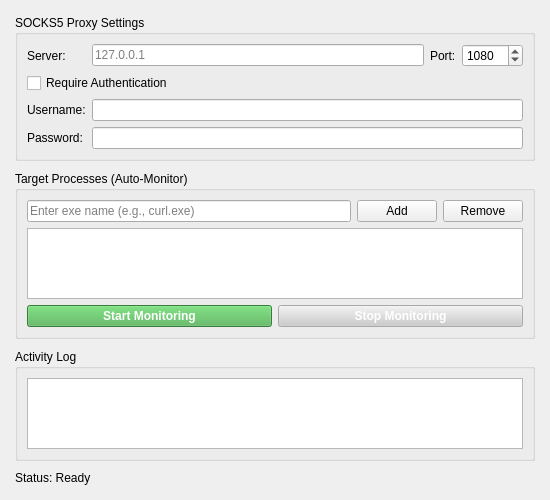
First picture: the form in launcher/MainWindow.ui, repository 4111y80y/OpenProxifier, before the edit.
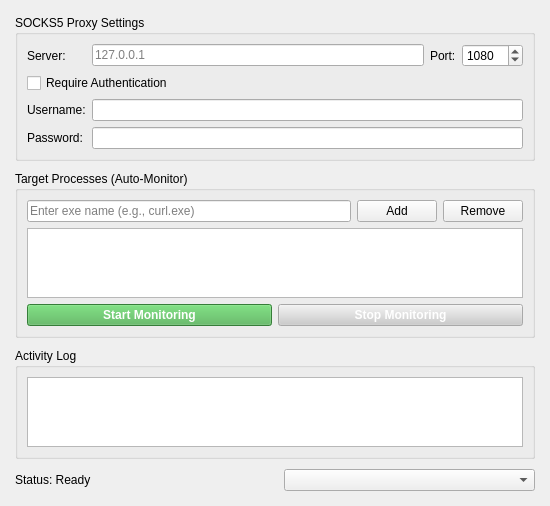
Second picture: the form after the edit.

Patch:
```diff
--- a/launcher/MainWindow.ui
+++ b/launcher/MainWindow.ui
@@ -200,11 +200,29 @@
      </widget>
     </item>
     <item>
+     <layout class="QHBoxLayout" name="statusLayout">
+      <item>
      <widget class="QLabel" name="statusLabel">
       <property name="text">
        <string>Status: Ready</string>
       </property>
      </widget>
+      </item>
+      <item>
+       <spacer name="horizontalSpacer">
+        <property name="orientation">
+         <enum>Qt::Horizontal</enum>
+        </property>
+       </spacer>
+      </item>
+      <item>
+       <widget class="QComboBox" name="languageCombo">
+        <property name="minimumWidth">
+         <number>80</number>
+        </property>
+       </widget>
+      </item>
+     </layout>
     </item>
    </layout>
   </widget>
```
Lines whose indentation alone changed are shown as unchanged.
